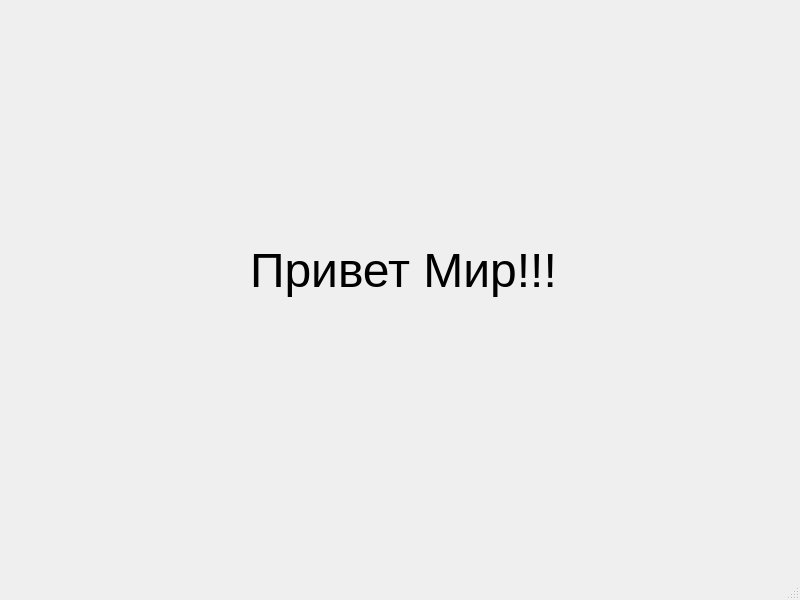
This is ui_Main_form.ui in sitomple/MyFirstProgramm as Qt 5 draws it before an edit. The edited form follows.
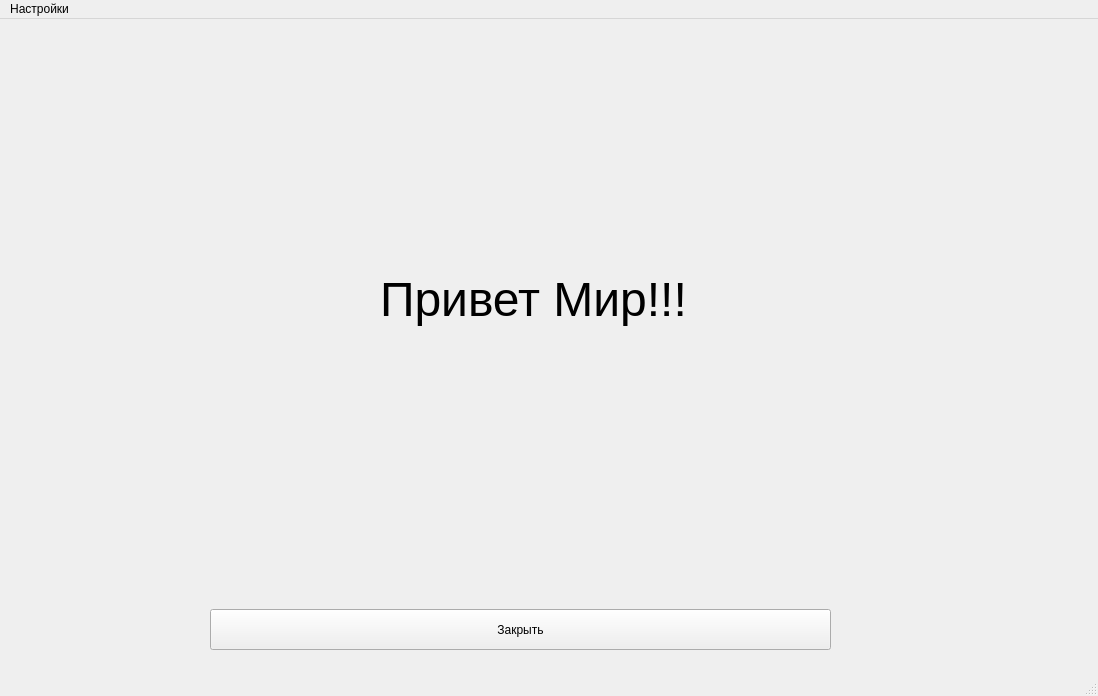
This is the edited form.

```diff
--- a/ui_Main_form.ui
+++ b/ui_Main_form.ui
@@ -6,8 +6,8 @@
    <rect>
     <x>0</x>
     <y>0</y>
-    <width>800</width>
-    <height>600</height>
+    <width>1098</width>
+    <height>696</height>
    </rect>
   </property>
   <property name="windowTitle">
@@ -17,8 +17,8 @@
    <widget class="QLabel" name="label">
     <property name="geometry">
      <rect>
-      <x>250</x>
-      <y>220</y>
+      <x>380</x>
+      <y>230</y>
       <width>311</width>
       <height>101</height>
      </rect>
@@ -32,16 +32,35 @@
      <string>Привет Мир!!!</string>
     </property>
    </widget>
+   <widget class="QPushButton" name="closeButton">
+    <property name="geometry">
+     <rect>
+      <x>210</x>
+      <y>590</y>
+      <width>621</width>
+      <height>41</height>
+     </rect>
+    </property>
+    <property name="text">
+     <string>Закрыть</string>
+    </property>
+   </widget>
   </widget>
   <widget class="QMenuBar" name="menubar">
    <property name="geometry">
     <rect>
      <x>0</x>
      <y>0</y>
-     <width>800</width>
+     <width>1098</width>
      <height>21</height>
     </rect>
    </property>
+   <widget class="QMenu" name="menu">
+    <property name="title">
+     <string>Настройки</string>
+    </property>
+   </widget>
+   <addaction name="menu"/>
   </widget>
   <widget class="QStatusBar" name="statusbar"/>
  </widget>
```
Left out of the diff: 19 changed lines with no effect on the pictures.
